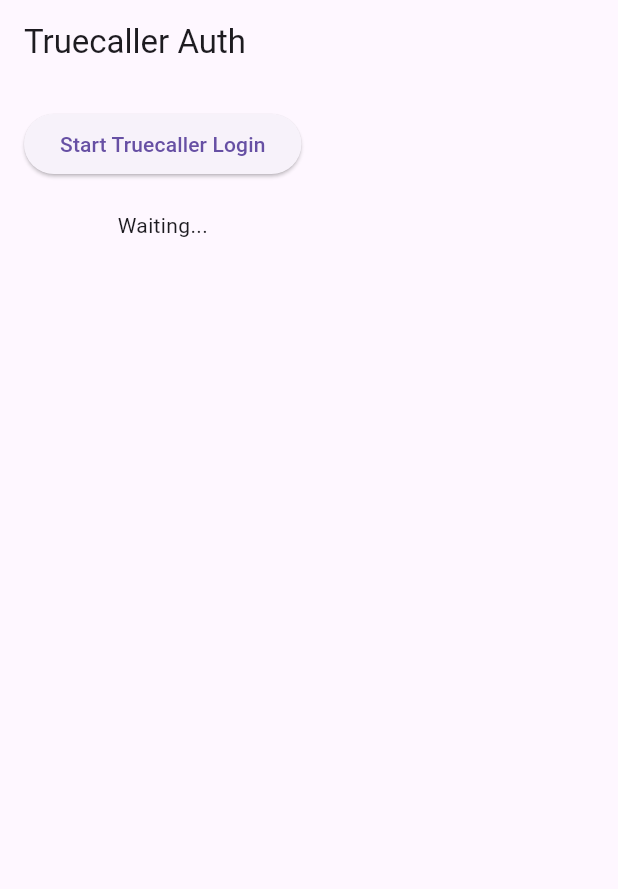
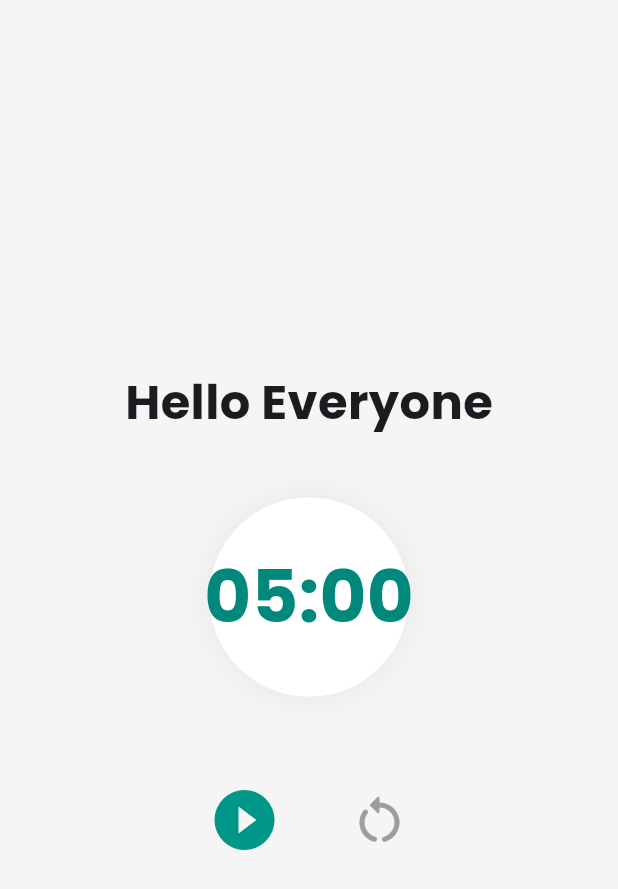
Before and after one commit to sovangamemano/truecaller_test, a Flutter app: the screen it shows after launch, on a phone screen of 412 x 824 dp. Shown: the top 889 px of the screen. Run offline on Flutter 3.47's test engine with Material 3 defaults, Android fonts, the phone set to English and light mode, and no system bars; our stand-ins replace google_fonts.

Commit message:
feat: dynamic icon change functionality

```diff
--- /dev/null
+++ b/lib/full_screen_service.dart
@@ -0,0 +1,15 @@
+import 'package:flutter/services.dart';
+import 'package:flutter/foundation.dart';
+
+class IconSwitcher {
+  static const MethodChannel _channel = MethodChannel('app.icon.switcher');
+
+  /// Switches the app icon using the alias name (must match AndroidManifest alias)
+  static Future<void> switchIcon(String alias) async {
+    try {
+      await _channel.invokeMethod('changeIcon', {'alias': alias});
+    } catch (e) {
+      debugPrint("Failed to switch icon: $e");
+    }
+  }
+}
--- a/lib/main.dart
+++ b/lib/main.dart
@@ -1,68 +1,152 @@
+import 'dart:async';
 import 'package:flutter/material.dart';
-import 'truecaller_service.dart';
+import 'package:google_fonts/google_fonts.dart';
 
-void main() => runApp(MyApp());
+import 'full_screen_service.dart';
 
-class MyApp extends StatelessWidget {
+void main() => runApp(const TimerApp());
+
+class TimerApp extends StatelessWidget {
+  const TimerApp({super.key});
   @override
-  Widget build(BuildContext context) => MaterialApp(home: TruecallerScreen());
+  Widget build(BuildContext context) {
+    return MaterialApp(
+      title: 'Hello Everyone',
+      debugShowCheckedModeBanner: false,
+      theme: ThemeData(
+        colorScheme: ColorScheme.fromSeed(seedColor: Colors.teal),
+        textTheme: GoogleFonts.poppinsTextTheme(),
+        useMaterial3: true,
+      ),
+      home: const TimerScreen(),
+    );
+  }
 }
 
-class TruecallerScreen extends StatefulWidget {
+class TimerScreen extends StatefulWidget {
+  const TimerScreen({super.key});
   @override
-  _TruecallerScreenState createState() => _TruecallerScreenState();
+  State<TimerScreen> createState() => _TimerScreenState();
 }
 
-class _TruecallerScreenState extends State<TruecallerScreen> {
-  String resultText = 'Waiting...';
+class _TimerScreenState extends State<TimerScreen> {
+  static const int _startSeconds = 300; // 5 minutes
+  int _remainingSeconds = _startSeconds;
+  Timer? _timer;
+  bool _isRunning = false;
 
-  @override
-  void initState() {
-    super.initState();
-    TruecallerService.startListening(
-      onSuccess: (authCode, codeVerifier) {
+  void _startTimer() {
+    _timer = Timer.periodic(const Duration(seconds: 1), (Timer timer) {
+      if (_remainingSeconds <= 0) {
+        timer.cancel();
         setState(() {
-          resultText =
-              "Success\nAuth Code: $authCode\nCode Verifier: $codeVerifier";
+          _isRunning = false;
         });
-      },
-      onError: (errorCode, message) {
+      } else {
         setState(() {
-          resultText = "Error $errorCode: $message";
+          _remainingSeconds--;
         });
-      },
-    );
+      }
+    });
+    setState(() {
+      _isRunning = true;
+    });
   }
 
-  Future<void> _startTruecallerFlow() async {
-    try {
-      await TruecallerService.initialize();
-      bool usable = await TruecallerService.isUsable();
-      if (usable) {
-        await TruecallerService.invoke();
-      } else {
-        setState(() => resultText = 'Truecaller not available on this device');
-      }
-    } catch (e) {
-      setState(() => resultText = 'Error: $e');
-    }
+  void _pauseTimer() {
+    _timer?.cancel();
+    setState(() {
+      _isRunning = false;
+    });
+  }
+
+  void _resetTimer() {
+    _timer?.cancel();
+    setState(() {
+      _remainingSeconds = _startSeconds;
+      _isRunning = false;
+    });
+  }
+
+  String _formatTime(int seconds) {
+    final minutes = (seconds ~/ 60).toString().padLeft(2, '0');
+    final secs = (seconds % 60).toString().padLeft(2, '0');
+    return "$minutes:$secs";
+  }
+
+  initState() {
+    super.initState();
+    IconSwitcher.switchIcon('KrishnaAlias');
   }
 
   @override
   Widget build(BuildContext context) {
     return Scaffold(
-      appBar: AppBar(title: Text('Truecaller Auth')),
-      body: Padding(
-        padding: const EdgeInsets.all(16.0),
-        child: Column(
-          children: [
-            ElevatedButton(
-              onPressed: _startTruecallerFlow,
-              child: Text('Start Truecaller Login'),
+      backgroundColor: Colors.grey.shade100,
+      body: SafeArea(
+        child: Center(
+          child: Padding(
+            padding: const EdgeInsets.all(24.0),
+            child: Column(
+              mainAxisAlignment: MainAxisAlignment.center,
+              children: [
+                const Text(
+                  'Hello Everyone',
+                  style: TextStyle(
+                    fontSize: 32,
+                    fontWeight: FontWeight.bold,
+                  ),
+                ),
+                const SizedBox(height: 40),
+                AnimatedContainer(
+                  duration: const Duration(milliseconds: 300),
+                  padding: const EdgeInsets.all(32),
+                  decoration: BoxDecoration(
+                    color: Colors.white,
+                    shape: BoxShape.circle,
+                    boxShadow: [
+                      BoxShadow(
+                        color: Colors.black.withOpacity(0.05),
+                        blurRadius: 15,
+                        spreadRadius: 2,
+                      ),
+                    ],
+                  ),
+                  child: Text(
+                    _formatTime(_remainingSeconds),
+                    style: TextStyle(
+                      fontSize: 48,
+                      fontWeight: FontWeight.bold,
+                      color: Colors.teal.shade600,
+                    ),
+                  ),
+                ),
+                const SizedBox(height: 50),
+                Row(
+                  mainAxisAlignment: MainAxisAlignment.center,
+                  children: [
+                    IconButton(
+                      iconSize: 48,
+                      onPressed: _isRunning ? _pauseTimer : _startTimer,
+                      icon: Icon(
+                        _isRunning ? Icons.pause_circle_filled : Icons.play_circle_fill,
+                        color: Colors.teal,
+                      ),
+                    ),
+                    const SizedBox(width: 30),
+                    IconButton(
+                      iconSize: 40,
+                      onPressed: _resetTimer,
+                      icon: const Icon(
+                        Icons.restart_alt_rounded,
+                        color: Colors.grey,
+                      ),
+                    ),
+                  ],
+                ),
+              ],
             ),
-            SizedBox(height: 20),
-            Text(resultText),
-          ],
+          ),
         ),
       ),
     );
--- /dev/null
+++ b/shorebird.yaml
@@ -0,0 +1,14 @@
+# This file is used to configure the Shorebird updater used by your app.
+# Learn more at https://docs.shorebird.dev
+# This file does not contain any sensitive information and should be checked into version control.
+
+# Your app_id is the unique identifier assigned to your app.
+# It is used to identify your app when requesting patches from Shorebird's servers.
+# It is not a secret and can be shared publicly.
+app_id: 2a8cc76f-a36b-4014-8efa-e424ffde72ce
+
+# auto_update controls if Shorebird should automatically update in the background on launch.
+# If auto_update: false, you will need to use package:shorebird_code_push to trigger updates.
+# https://pub.dev/packages/shorebird_code_push
+# Uncomment the following line to disable automatic updates.
+# auto_update: false
```
Also changed, not shown: pubspec.yaml (+11 -1 lines), assets/logo.png (added), assets/logo_jungle.png (added), assets/logo_krishna.png (added), pubspec.lock, 43 other files.
